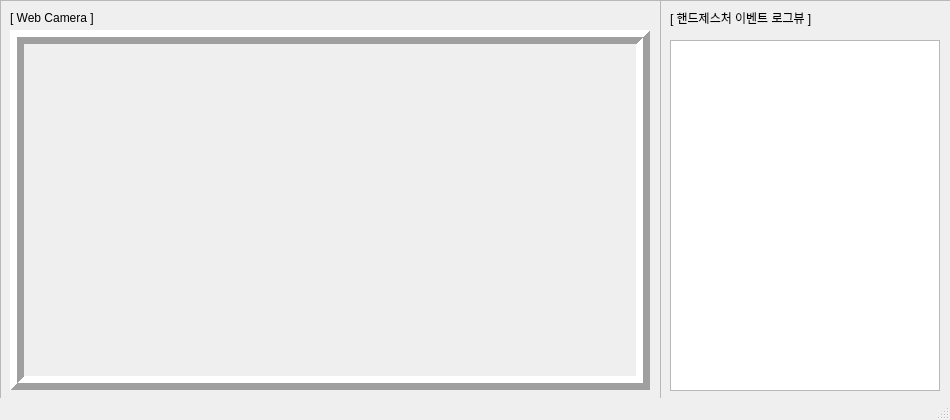
Old version of the form Project_Client/UI_App_WebCam.ui in the repository KimDaeYoung42/Virtual_Mouse_Project-Network-Plus.
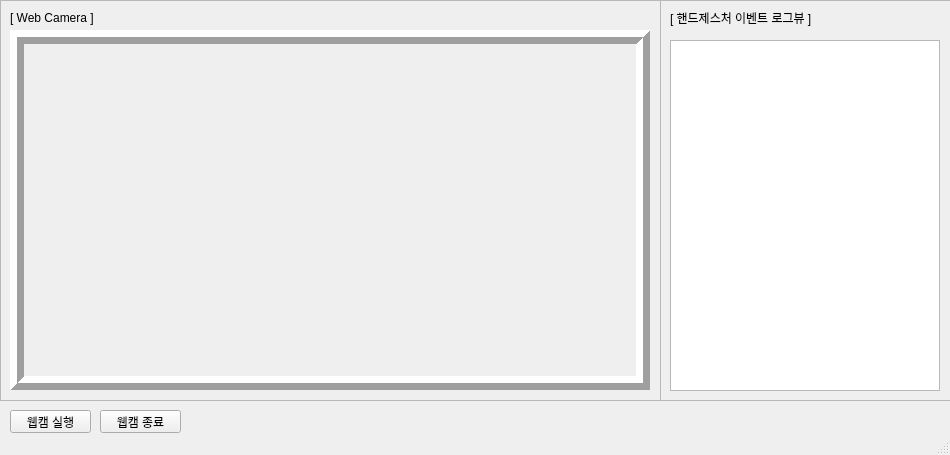
New version of the form. Icons and pictures are not drawn.

Commit message: ui 개편

Diff of the .ui file:
```diff
--- a/Project_Client/UI_App_WebCam.ui
+++ b/Project_Client/UI_App_WebCam.ui
@@ -7,7 +7,7 @@
     <x>0</x>
     <y>0</y>
     <width>950</width>
-    <height>420</height>
+    <height>455</height>
    </rect>
   </property>
   <property name="windowTitle">
@@ -114,6 +114,32 @@
      </property>
     </widget>
    </widget>
+   <widget class="QPushButton" name="push_webcam_start_button">
+    <property name="geometry">
+     <rect>
+      <x>10</x>
+      <y>410</y>
+      <width>81</width>
+      <height>23</height>
+     </rect>
+    </property>
+    <property name="text">
+     <string>웹캠 실행</string>
+    </property>
+   </widget>
+   <widget class="QPushButton" name="push_webcam_stop_button">
+    <property name="geometry">
+     <rect>
+      <x>100</x>
+      <y>410</y>
+      <width>81</width>
+      <height>23</height>
+     </rect>
+    </property>
+    <property name="text">
+     <string>웹캠 종료</string>
+    </property>
+   </widget>
   </widget>
   <widget class="QStatusBar" name="statusbar"/>
   <action name="actionmainw_icon1">
```
Left out of the diff: 2 changed lines with no effect on the pictures.
